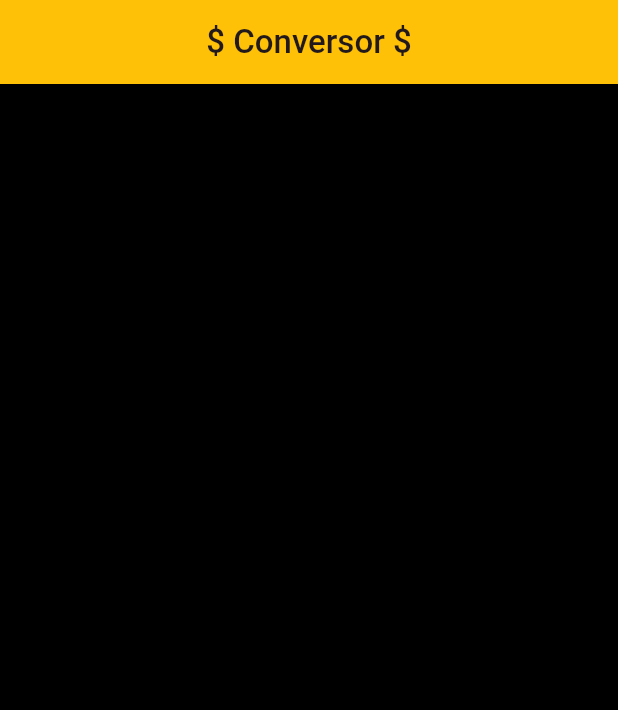
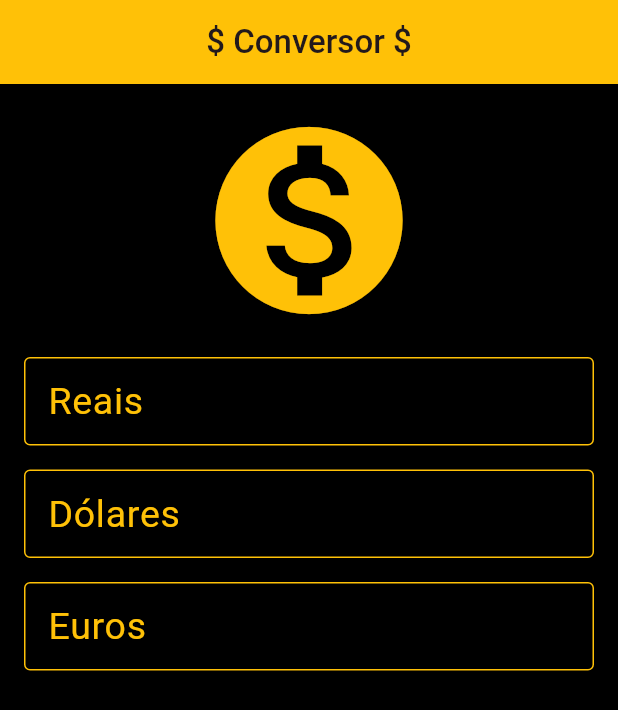
Before and after one commit to Diogo-Freitas/Flutter_Conversor_de_Moedas, a Flutter app: the screen it shows after launch, on a phone screen of 412 x 824 dp. Shown: the top 710 px of the screen. Run offline on Flutter 3.47's test engine with Material 3 defaults, Android fonts, the phone set to English and light mode, and no system bars.

Commit message:
Implementação da interface com Widgets

```diff
--- a/lib/pages/my_home_page.dart
+++ b/lib/pages/my_home_page.dart
@@ -1,4 +1,5 @@
 import 'package:flutter/material.dart';
+import '../widgets/build_text_field.dart';
 
 class MyHomePage extends StatefulWidget {
   const MyHomePage({super.key, required this.title});
@@ -19,7 +20,22 @@ class _MyHomePageState extends State<MyHomePage> {
         title: Text(widget.title,
             style: const TextStyle(fontWeight: FontWeight.w500)),
       ),
-      body: const Center(),
+      body: const SingleChildScrollView(
+        padding: EdgeInsets.all(16),
+        child: Column(
+          crossAxisAlignment: CrossAxisAlignment.stretch,
+          children: [
+            Icon(Icons.monetization_on, size: 150, color: Colors.amber),
+            SizedBox(height: 16),
+            BuildTextField(label :'Reais', prefix: 'R\$ '),
+            SizedBox(height: 16),
+            BuildTextField(label :'Dólares', prefix: 'US\$ '),
+            SizedBox(height: 16),
+            BuildTextField(label :'Euros', prefix: '€ '),
+            SizedBox(height: 16),
+          ],
+        ),
+      ),
       backgroundColor: Colors.black,
     );
   }
--- /dev/null
+++ b/lib/widgets/build_text_field.dart
@@ -0,0 +1,36 @@
+import 'package:flutter/material.dart';
+
+class BuildTextField extends StatelessWidget {
+  const BuildTextField({super.key, required this.label, required this.prefix});
+
+  final String label;
+  final String prefix;
+
+  @override
+  Widget build(BuildContext context) {
+    return TextField(
+      keyboardType: TextInputType.number,
+      decoration: InputDecoration(
+        labelText: label,
+        labelStyle: const TextStyle(color: Colors.amber, fontSize: 25),
+        prefixText: prefix,
+        prefixStyle: const TextStyle(
+          color: Colors.amber,
+          fontSize: 18,
+        ),
+        border: const OutlineInputBorder(),
+        enabledBorder: const OutlineInputBorder(
+            borderSide: BorderSide(
+          color: Colors.amber,
+          width: 1,
+        )),
+        focusedBorder: const OutlineInputBorder(
+            borderSide: BorderSide(
+          color: Colors.amber,
+          width: 2,
+        )),
+      ),
+      style: const TextStyle(color: Colors.amber, fontSize: 18),
+    );
+  }
+}
```
